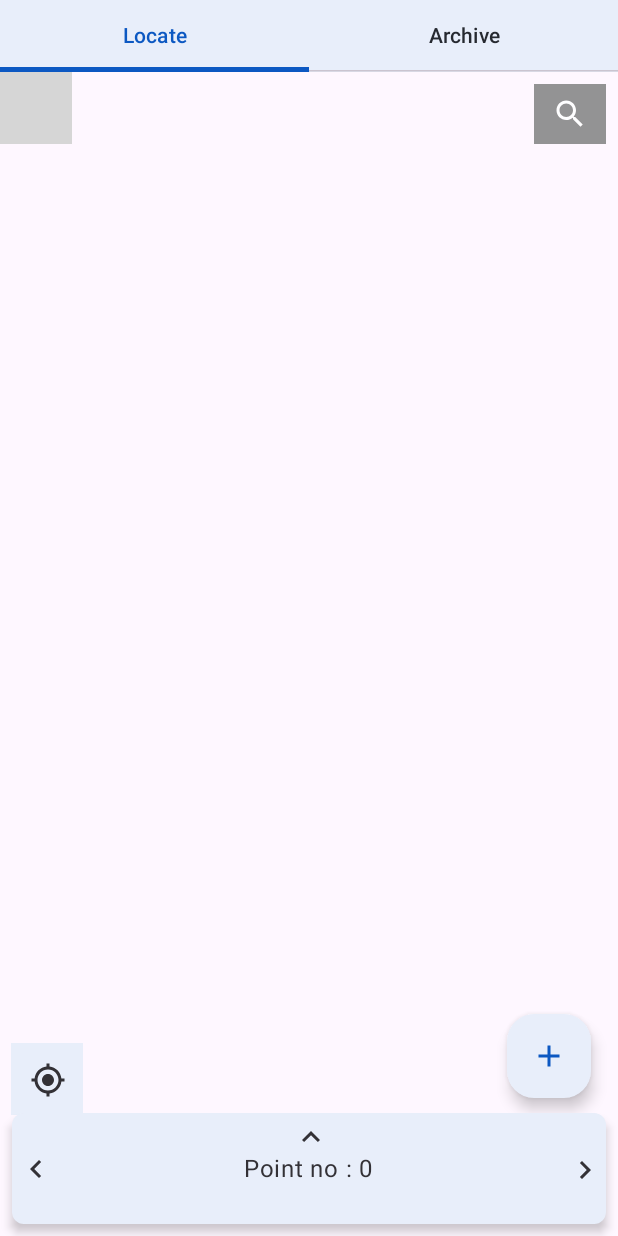
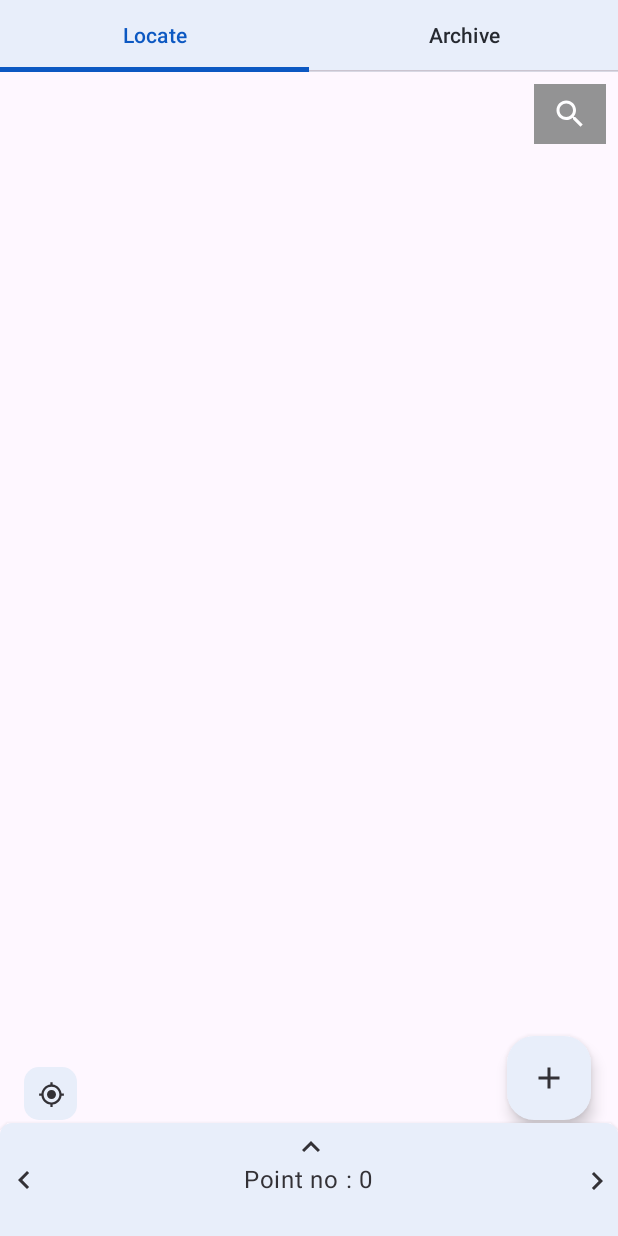
Before and after one commit to RaJansuMan/CordsApp, an Android app built with Jetpack Compose: the screen it shows after launch (MainActivity), on a phone screen of 412 x 824 dp. Run offline under Robolectric (Android 15) with nearby library versions, the phone set to English and light mode, and no system bars; grey boxes are pictures that could not be loaded.

Commit message:
top Bar done

```diff
--- a/app/src/main/java/com/selfproject/cordsapp/presentation/locate/LocateScreen.kt
+++ b/app/src/main/java/com/selfproject/cordsapp/presentation/locate/LocateScreen.kt
@@ -10,7 +10,9 @@
 import androidx.compose.foundation.layout.fillMaxWidth
 import androidx.compose.foundation.layout.height
 import androidx.compose.foundation.layout.padding
+import androidx.compose.foundation.layout.size
 import androidx.compose.foundation.layout.width
+import androidx.compose.foundation.shape.CornerSize
 import androidx.compose.foundation.shape.RoundedCornerShape
 import androidx.compose.material.ExperimentalMaterialApi
 import androidx.compose.material.FloatingActionButton
@@ -54,13 +56,16 @@
         sheetState = newState
     }
     val topHeight = 60.dp
-    val halfExpandedHeight = 150.dp
+    val halfExpandedHeight = 135.dp
 
     Box(modifier = Modifier.fillMaxSize()) {
-        MapBoxMap(point = null)
+//        MapBoxMap(point = null)
       ExpandedSearchView(
-                modifier = Modifier.height(48.dp)
-                    .padding(end=8.dp, top = 8.dp).align(Alignment.TopEnd).alpha(0.9F),
+                modifier = Modifier
+                    .height(48.dp)
+                    .padding(end = 8.dp, top = 8.dp)
+                    .align(Alignment.TopEnd)
+                    .alpha(0.9F),
                 searchDisplay = "",
                 onSearchDisplayChanged = {},
                 onSearchDisplayClosed = {}
@@ -96,17 +101,23 @@
             .background(color = Color.Transparent),
         horizontalArrangement = Arrangement.SpaceBetween
     ) {
+        Box(modifier = Modifier.padding(bottom = 2.dp).align(Alignment.Bottom)) {
             IconButton(modifier = Modifier
-            .height(30.dp)
-            .width(30.dp)
+                .background(
+                    shape = RoundedCornerShape(corner = CornerSize(10.dp)),
+                    color = MaterialTheme.colorScheme.surface
+                )
+                .align(Alignment.BottomCenter)
                 .padding(0.dp)
-            .background(shape = RectangleShape, color = MaterialTheme.colorScheme.surface)
-            .align(Alignment.Bottom),
+                .size(35.dp)
+             ,
                 onClick = { /*TODO*/ }) {
                 Icon(
                     painter = painterResource(id = R.drawable.baseline_gps_fixed_24),
-                contentDescription = "Locate", tint =  MaterialTheme.colorScheme.onSurfaceVariant
+                    contentDescription = "Locate", tint = MaterialTheme.colorScheme.onSurfaceVariant ,
+                    modifier = Modifier.padding(0.dp).size(18.dp)
                 )
+            }
         }
 
         FloatingActionButton(
@@ -119,7 +130,8 @@
             Icon(
                 Icons.Filled.Add,
                 contentDescription = "Add",
-                tint = MaterialTheme.colorScheme.onPrimaryContainer
+                tint = MaterialTheme.colorScheme.onSurfaceVariant,
+
             )
         }
     }
@@ -130,9 +142,9 @@
     Card(
         modifier = modifier
             .fillMaxWidth()
-            .padding(8.dp),
+            ,
         elevation = CardDefaults.cardElevation(defaultElevation = 4.dp),
-        shape = RoundedCornerShape(8.dp),
+        shape = RoundedCornerShape(topEnd = 8.dp, topStart = 8.dp, bottomEnd = 0.dp, bottomStart = 0.dp),
         colors = CardDefaults.cardColors(containerColor = MaterialTheme.colorScheme.surface)
     ) {
         Box(modifier = Modifier.fillMaxSize()) {
@@ -177,6 +189,21 @@
     }
 
 }
+ @Composable
+ fun BottomCard(modifier: Modifier=Modifier) {
+     Card(
+         modifier = modifier
+             .fillMaxWidth(),
+         elevation = CardDefaults.cardElevation(defaultElevation = 4.dp),
+         shape = RoundedCornerShape(
+             topEnd = 8.dp,
+             topStart = 8.dp,
+             bottomEnd = 0.dp,
+             bottomStart = 0.dp
+         ),
+         colors = CardDefaults.cardColors(containerColor = MaterialTheme.colorScheme.surface)
+     ) {}
+ }
 
 @Preview(showBackground = true)
 @Composable
```
Lines whose indentation alone changed are shown as unchanged.
